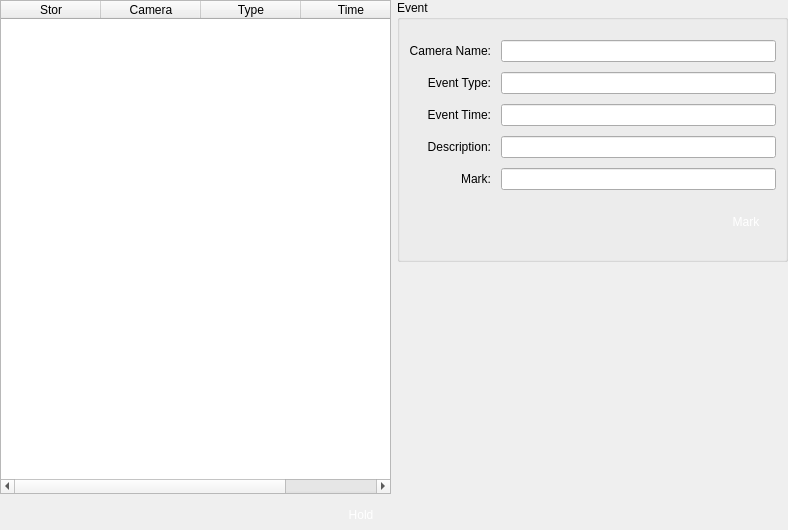
This is client/src/searchpb/vscvideventsearch.ui in linkingvision/rapidvms as Qt 5 draws it before an edit. The edited form follows.
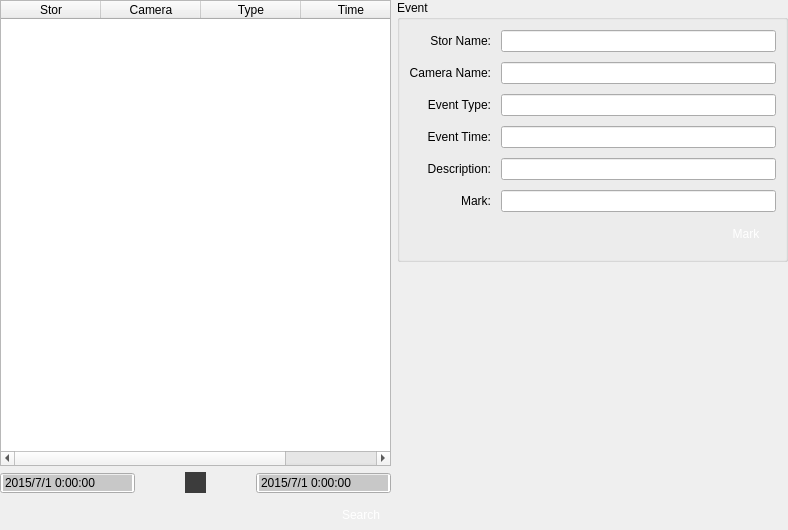
This is the edited form. Icons and pictures are not drawn.

Commit message: add event search

What changed in the file:
```diff
--- a/client/src/searchpb/vscvideventsearch.ui
+++ b/client/src/searchpb/vscvideventsearch.ui
@@ -88,6 +88,112 @@
        </column>
       </widget>
      </item>
+     <item>
+      <layout class="QHBoxLayout" name="horizontalLayout_2">
+       <property name="spacing">
+        <number>50</number>
+       </property>
+       <item>
+        <widget class="QDateTimeEdit" name="startTime">
+         <property name="styleSheet">
+          <string notr="true">QDateTimeEdit:hover {
+border:none;
+color:white;
+background-color: rgb(85, 170, 255);}
+QDateTimeEdit:pressed {
+background-color: rgb(200, 200, 200);}
+</string>
+         </property>
+         <property name="wrapping">
+          <bool>false</bool>
+         </property>
+         <property name="buttonSymbols">
+          <enum>QAbstractSpinBox::NoButtons</enum>
+         </property>
+         <property name="accelerated">
+          <bool>false</bool>
+         </property>
+         <property name="showGroupSeparator" stdset="0">
+          <bool>false</bool>
+         </property>
+         <property name="dateTime">
+          <datetime>
+           <hour>0</hour>
+           <minute>0</minute>
+           <second>0</second>
+           <year>2015</year>
+           <month>7</month>
+           <day>1</day>
+          </datetime>
+         </property>
+         <property name="displayFormat">
+          <string>yyyy/M/d H:mm:ss</string>
+         </property>
+         <property name="calendarPopup">
+          <bool>false</bool>
+         </property>
+        </widget>
+       </item>
+       <item>
+        <widget class="QPushButton" name="pushButton">
+         <property name="minimumSize">
+          <size>
+           <width>21</width>
+           <height>21</height>
+          </size>
+         </property>
+         <property name="maximumSize">
+          <size>
+           <width>21</width>
+           <height>21</height>
+          </size>
+         </property>
+         <property name="styleSheet">
+          <string notr="true">background-color:rgb(60, 60, 60);
+border:none;</string>
+         </property>
+         <property name="text">
+          <string/>
+         </property>
+         <property name="icon">
+          <iconset resource="../../../veuilib/src/velibui.qrc">
+           <normaloff>:/date/resources/date/libuinextm.png</normaloff>:/date/resources/date/libuinextm.png</iconset>
+         </property>
+        </widget>
+       </item>
+       <item>
+        <widget class="QDateTimeEdit" name="endTime">
+         <property name="styleSheet">
+          <string notr="true">QDateTimeEdit:hover {
+border:none;
+color:white;
+background-color: rgb(85, 170, 255);}
+QDateTimeEdit:pressed {
+background-color: rgb(200, 200, 200);}</string>
+         </property>
+         <property name="buttonSymbols">
+          <enum>QAbstractSpinBox::NoButtons</enum>
+         </property>
+         <property name="dateTime">
+          <datetime>
+           <hour>0</hour>
+           <minute>0</minute>
+           <second>0</second>
+           <year>2015</year>
+           <month>7</month>
+           <day>1</day>
+          </datetime>
+         </property>
+         <property name="displayFormat">
+          <string>yyyy/M/d H:mm:ss</string>
+         </property>
+         <property name="calendarPopup">
+          <bool>false</bool>
+         </property>
+        </widget>
+       </item>
+      </layout>
+     </item>
      <item>
       <layout class="QGridLayout" name="gridLayout_3">
        <property name="horizontalSpacing">
@@ -110,7 +216,7 @@
         </spacer>
        </item>
        <item row="0" column="1">
-        <widget class="QPushButton" name="pbApply_3">
+        <widget class="QPushButton" name="pbSearch">
          <property name="minimumSize">
           <size>
            <width>60</width>
@@ -134,7 +240,7 @@
 	background-image: url(:/action/resources/button.png);}</string>
          </property>
          <property name="text">
-          <string>Hold</string>
+          <string>Search</string>
          </property>
          <property name="iconSize">
           <size>
@@ -164,20 +270,17 @@
           <property name="spacing">
            <number>10</number>
           </property>
-          <item row="3" column="1">
-           <widget class="QLineEdit" name="lineEditName">
-            <property name="maximumSize">
-             <size>
-              <width>300</width>
-              <height>16777215</height>
-             </size>
+          <item row="6" column="0">
+           <widget class="QLabel" name="labelPort_2">
+            <property name="text">
+             <string>Event Time:</string>
             </property>
-            <property name="readOnly">
-             <bool>true</bool>
+            <property name="alignment">
+             <set>Qt::AlignRight|Qt::AlignTrailing|Qt::AlignVCenter</set>
             </property>
            </widget>
           </item>
-          <item row="3" column="0">
+          <item row="4" column="0">
            <widget class="QLabel" name="labelName">
             <property name="text">
              <string>Camera Name:</string>
@@ -187,7 +290,20 @@
             </property>
            </widget>
           </item>
-          <item row="4" column="0">
+          <item row="4" column="1">
+           <widget class="QLineEdit" name="lineEditName">
+            <property name="maximumSize">
+             <size>
+              <width>300</width>
+              <height>16777215</height>
+             </size>
+            </property>
+            <property name="readOnly">
+             <bool>true</bool>
+            </property>
+           </widget>
+          </item>
+          <item row="5" column="0">
            <widget class="QLabel" name="labelIP_2">
             <property name="text">
              <string>Event Type:</string>
@@ -197,54 +313,8 @@
             </property>
            </widget>
           </item>
-          <item row="5" column="1">
-           <widget class="QLineEdit" name="lineEditPort">
-            <property name="maximumSize">
-             <size>
-              <width>300</width>
-              <height>16777215</height>
-             </size>
-            </property>
-            <property name="readOnly">
-             <bool>true</bool>
-            </property>
-           </widget>
-          </item>
-          <item row="5" column="0">
-           <widget class="QLabel" name="labelPort_2">
-            <property name="text">
-             <string>Event Time:</string>
-            </property>
-            <property name="alignment">
-             <set>Qt::AlignRight|Qt::AlignTrailing|Qt::AlignVCenter</set>
-            </property>
-           </widget>
-          </item>
-          <item row="6" column="0">
-           <widget class="QLabel" name="labelPassword_2">
-            <property name="text">
-             <string>Description:</string>
-            </property>
-            <property name="alignment">
-             <set>Qt::AlignRight|Qt::AlignTrailing|Qt::AlignVCenter</set>
-            </property>
-           </widget>
-          </item>
-          <item row="4" column="1">
-           <widget class="QLineEdit" name="lineEditIP">
-            <property name="maximumSize">
-             <size>
-              <width>300</width>
-              <height>16777215</height>
-             </size>
-            </property>
-            <property name="readOnly">
-             <bool>true</bool>
-            </property>
-           </widget>
-          </item>
           <item row="6" column="1">
-           <widget class="QLineEdit" name="lineEditPort_2">
+           <widget class="QLineEdit" name="lineEditTime">
             <property name="maximumSize">
              <size>
               <width>300</width>
@@ -256,7 +326,53 @@
             </property>
            </widget>
           </item>
+          <item row="7" column="1">
+           <widget class="QLineEdit" name="lineEditDesc">
+            <property name="maximumSize">
+             <size>
+              <width>300</width>
+              <height>16777215</height>
+             </size>
+            </property>
+            <property name="readOnly">
+             <bool>true</bool>
+            </property>
+           </widget>
+          </item>
+          <item row="8" column="1">
+           <widget class="QLineEdit" name="lineEditMark">
+            <property name="maximumSize">
+             <size>
+              <width>300</width>
+              <height>16777215</height>
+             </size>
+            </property>
+           </widget>
+          </item>
           <item row="7" column="0">
+           <widget class="QLabel" name="labelPassword_2">
+            <property name="text">
+             <string>Description:</string>
+            </property>
+            <property name="alignment">
+             <set>Qt::AlignRight|Qt::AlignTrailing|Qt::AlignVCenter</set>
+            </property>
+           </widget>
+          </item>
+          <item row="5" column="1">
+           <widget class="QLineEdit" name="lineEditType">
+            <property name="maximumSize">
+             <size>
+              <width>300</width>
+              <height>16777215</height>
+             </size>
+            </property>
+            <property name="readOnly">
+             <bool>true</bool>
+            </property>
+           </widget>
+          </item>
+          <item row="8" column="0">
            <widget class="QLabel" name="labelPassword_3">
             <property name="text">
              <string>Mark:</string>
@@ -266,14 +382,27 @@
             </property>
            </widget>
           </item>
-          <item row="7" column="1">
-           <widget class="QLineEdit" name="lineEditPort_3">
+          <item row="3" column="0">
+           <widget class="QLabel" name="labelName_2">
+            <property name="text">
+             <string>Stor Name:</string>
+            </property>
+            <property name="alignment">
+             <set>Qt::AlignRight|Qt::AlignTrailing|Qt::AlignVCenter</set>
+            </property>
+           </widget>
+          </item>
+          <item row="3" column="1">
+           <widget class="QLineEdit" name="lineEditStorName">
             <property name="maximumSize">
              <size>
               <width>300</width>
               <height>16777215</height>
              </size>
             </property>
+            <property name="readOnly">
+             <bool>true</bool>
+            </property>
            </widget>
           </item>
          </layout>
```
Left out of the diff: 3 changed lines with no effect on the pictures. The commit also changes 9 other files.
